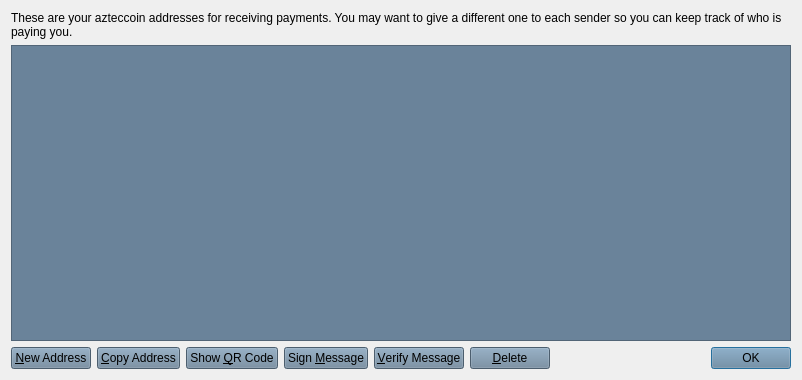
The window that src/qt/forms/addressbookpage.ui (DevelCurrency/AztecCoin) describes before a commit, drawn with Qt 5.
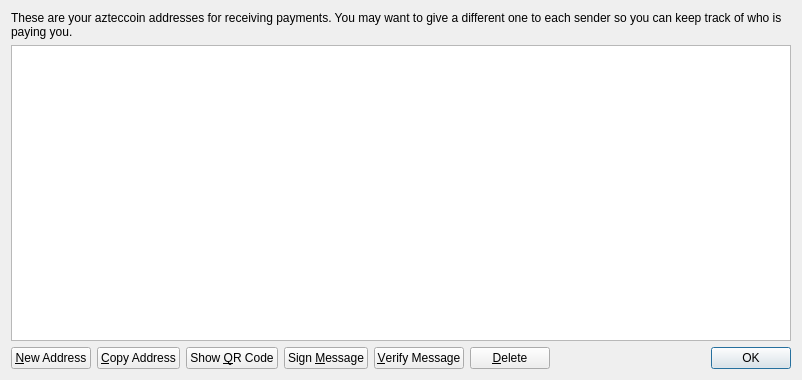
The same window after the commit. Icons and pictures are not drawn.

Patch:
```diff
--- a/src/qt/forms/addressbookpage.ui
+++ b/src/qt/forms/addressbookpage.ui
@@ -42,7 +42,7 @@
       <string>Double-click to edit address or label</string>
      </property>
      <property name="styleSheet">
-      <string notr="true">background-color: rgb(106, 131, 154);</string>
+      <string notr="true"/>
      </property>
      <property name="tabKeyNavigation">
       <bool>false</bool>
@@ -69,8 +69,7 @@
         <string>Create a new address</string>
        </property>
        <property name="styleSheet">
-        <string notr="true">background-color: rgb(106, 131, 154);
-background-image: url(:/images/bgbfree);</string>
+        <string notr="true"/>
        </property>
        <property name="text">
         <string>&amp;New Address</string>
@@ -83,7 +82,7 @@
         <string>Copy the currently selected address to the system clipboard</string>
        </property>
        <property name="styleSheet">
-        <string notr="true">background-color: rgb(106, 131, 154);background-image: url(:/images/bgbfree);</string>
+        <string notr="true"/>
        </property>
        <property name="text">
         <string>&amp;Copy Address</string>
@@ -93,7 +92,7 @@
      <item>
       <widget class="QPushButton" name="showQRCode">
        <property name="styleSheet">
-        <string notr="true">background-color: rgb(106, 131, 154);background-image: url(:/images/bgbfree);</string>
+        <string notr="true"/>
        </property>
        <property name="text">
         <string>Show &amp;QR Code</string>
@@ -106,7 +105,7 @@
         <string>Sign a message to prove you own a azteccoin address</string>
        </property>
        <property name="styleSheet">
-        <string notr="true">background-color: rgb(106, 131, 154);background-image: url(:/images/bgbfree);</string>
+        <string notr="true"/>
        </property>
        <property name="text">
         <string>Sign &amp;Message</string>
@@ -119,7 +118,7 @@
         <string>Verify a message to ensure it was signed with a specified azteccoin address</string>
        </property>
        <property name="styleSheet">
-        <string notr="true">background-color: rgb(106, 131, 154);background-image: url(:/images/bgbfree);</string>
+        <string notr="true"/>
        </property>
        <property name="text">
         <string>&amp;Verify Message</string>
@@ -132,7 +131,7 @@
         <string>Delete the currently selected address from the list</string>
        </property>
        <property name="styleSheet">
-        <string notr="true">background-color: rgb(106, 131, 154);background-image: url(:/images/bgbfree);</string>
+        <string notr="true"/>
        </property>
        <property name="text">
         <string>&amp;Delete</string>
@@ -161,8 +160,7 @@
         </sizepolicy>
        </property>
        <property name="styleSheet">
-        <string notr="true">background-image: url(:/images/bgbfree);
-background-color: rgb(106, 131, 154);</string>
+        <string notr="true"/>
        </property>
        <property name="standardButtons">
         <set>QDialogButtonBox::Ok</set>
```
Left out of the diff: 2 changed lines with no effect on the pictures.
